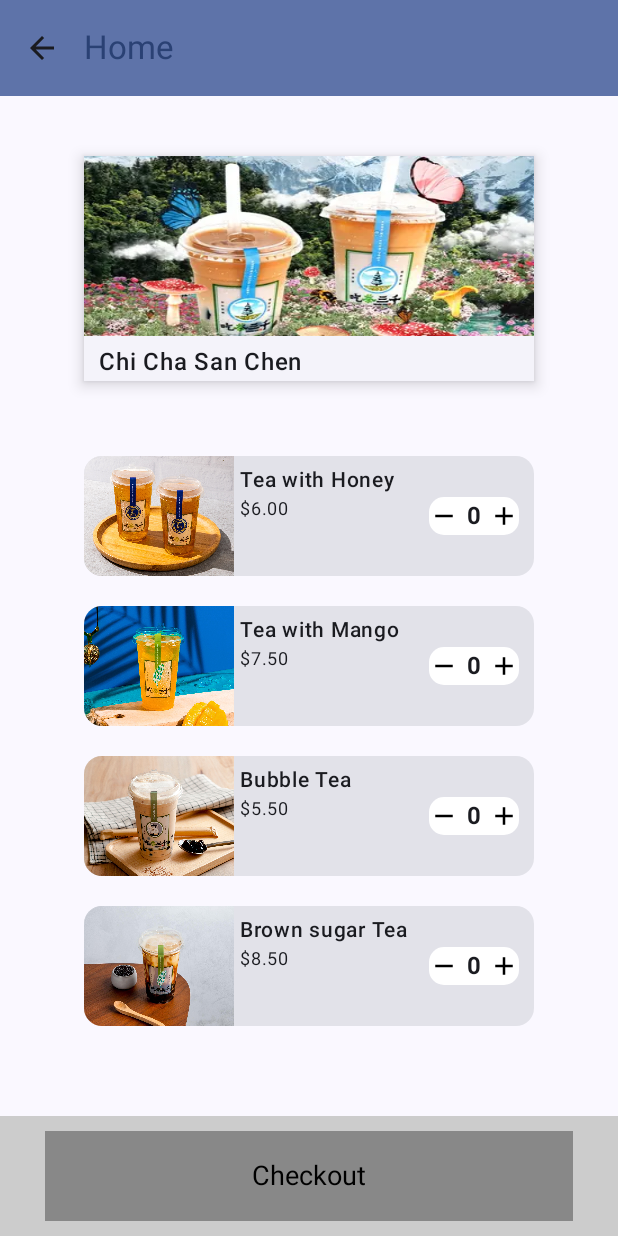
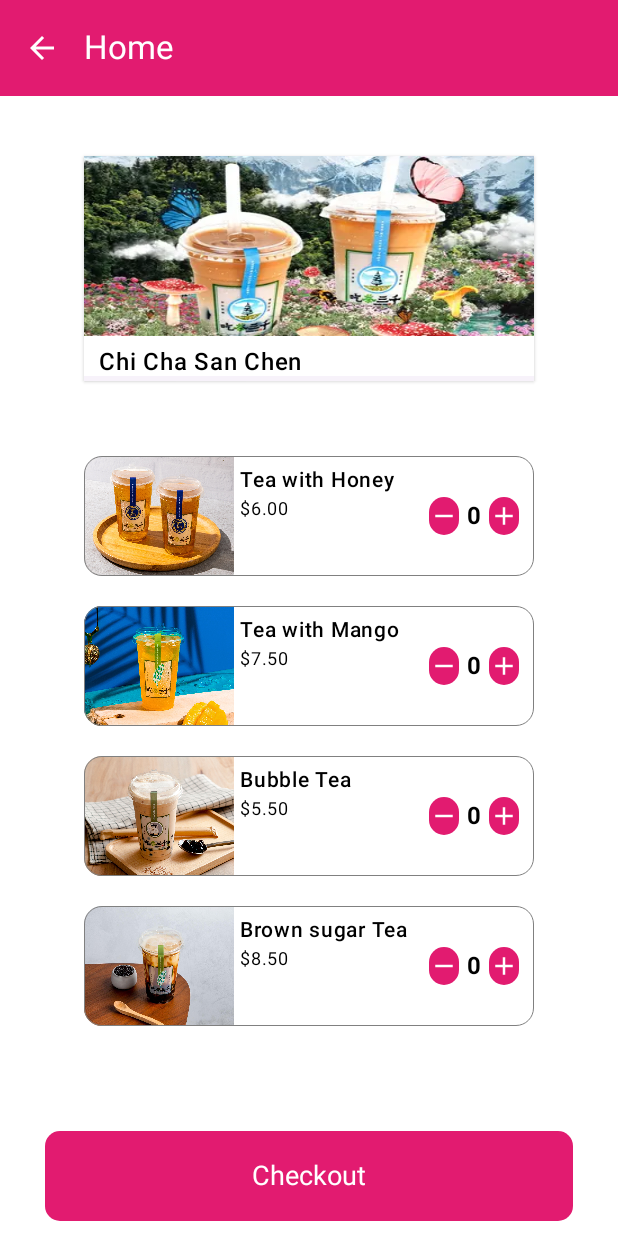
Before and after one commit to MichaelHungLJ/savingsquadsfrontend, an Android app built with Jetpack Compose: the screen it shows after launch (MainActivity), after a tap on "Chi Cha San Chen", on a phone screen of 412 x 824 dp. Run offline under Robolectric (Android 15) with nearby library versions, the phone set to English and light mode, and no system bars.

Commit message:
Update overall color and theme of app

```diff
--- a/app/src/main/java/com/example/savingsquadsfrontend/view/MainActivity.kt
+++ b/app/src/main/java/com/example/savingsquadsfrontend/view/MainActivity.kt
@@ -39,7 +39,7 @@ class MainActivity : ComponentActivity() {
                 // A surface container using the 'background' color from the theme
                 Surface(
                     modifier = Modifier.fillMaxSize(),
-                    color = MaterialTheme.colorScheme.background
+                    color = MaterialTheme.colorScheme.surface
                 ) {
                     VoucherApp(
                         restaurantViewModel = restaurantViewModel,
--- a/app/src/main/java/com/example/savingsquadsfrontend/view/components/CustomBottomBar.kt
+++ b/app/src/main/java/com/example/savingsquadsfrontend/view/components/CustomBottomBar.kt
@@ -10,6 +10,7 @@ import androidx.compose.foundation.layout.padding
 import androidx.compose.foundation.shape.RoundedCornerShape
 import androidx.compose.material3.Button
 import androidx.compose.material3.ButtonDefaults
+import androidx.compose.material3.MaterialTheme
 import androidx.compose.material3.Text
 import androidx.compose.runtime.Composable
 import androidx.compose.ui.Alignment
@@ -20,6 +21,7 @@ import androidx.compose.ui.unit.dp
 import androidx.compose.ui.unit.sp
 import androidx.navigation.NavController
 import androidx.navigation.compose.rememberNavController
+import com.example.savingsquadsfrontend.view.theme.SavingsquadsfrontendTheme
 import com.example.savingsquadsfrontend.view.theme.Typography
 
 @Composable
@@ -27,20 +29,18 @@ fun CustomBottomBar (navController: NavController, nextPage: String,buttonName:
     Column (
         modifier = Modifier
             .fillMaxWidth()
-            .height(80.dp).background(Color.LightGray),
+            .height(80.dp).background(MaterialTheme.colorScheme.surface),
         verticalArrangement = Arrangement.Center,
-        horizontalAlignment = Alignment.CenterHorizontally
+        horizontalAlignment = Alignment.CenterHorizontally,
     ) {
         Button(
             onClick = { navController.navigate(nextPage) },
             modifier = Modifier.fillMaxSize()
                 .padding(horizontal = 30.dp,vertical = 10.dp),
-            shape = RoundedCornerShape(0.dp),
+            shape = RoundedCornerShape(10.dp),
             colors = ButtonDefaults.buttonColors(
-                contentColor = Color.Black ,
-                containerColor = Color.Gray,
-                disabledContainerColor = Color.Transparent,
-                disabledContentColor = Color.Gray),
+                contentColor = MaterialTheme.colorScheme.onPrimary ,
+                containerColor = MaterialTheme.colorScheme.primary),
         ) {
             Text(
                 text = buttonName,
@@ -55,5 +55,7 @@ fun CustomBottomBar (navController: NavController, nextPage: String,buttonName:
 fun CustomBottomBarPreview() {
     val fakeNavController = rememberNavController() // Create a fake NavController for preview
 
-    CustomBottomBar(fakeNavController, "CartScreen", "Checkout")
+    SavingsquadsfrontendTheme {
+        CustomBottomBar(fakeNavController, "CartScreen", "Checkout")
+    }
 }
--- a/app/src/main/java/com/example/savingsquadsfrontend/view/components/CustomTopBar.kt
+++ b/app/src/main/java/com/example/savingsquadsfrontend/view/components/CustomTopBar.kt
@@ -35,13 +35,14 @@ fun CustomTopBar(screenName: String, navController: NavController, prevScreenTit
             ) {
                 Icon(
                     imageVector = Icons.Filled.ArrowBack,
-                    contentDescription = "Back icon")
+                    contentDescription = "Back icon",
+                    tint = MaterialTheme.colorScheme.onPrimary)
 
             }
         },
         colors = TopAppBarDefaults.smallTopAppBarColors(
-            containerColor = MaterialTheme.colorScheme.primaryContainer,
-            titleContentColor = MaterialTheme.colorScheme.primary
+            containerColor = MaterialTheme.colorScheme.primary,
+            titleContentColor = MaterialTheme.colorScheme.onPrimary
         )
     )
 }
--- a/app/src/main/java/com/example/savingsquadsfrontend/view/components/HomeScreenHeader.kt
+++ b/app/src/main/java/com/example/savingsquadsfrontend/view/components/HomeScreenHeader.kt
@@ -8,6 +8,7 @@ import androidx.compose.foundation.layout.height
 import androidx.compose.foundation.layout.width
 import androidx.compose.material3.ExperimentalMaterial3Api
 import androidx.compose.material3.Icon
+import androidx.compose.material3.MaterialTheme
 import androidx.compose.runtime.Composable
 import androidx.compose.ui.Alignment
 import androidx.compose.ui.Modifier
@@ -22,7 +23,7 @@ import com.example.savingsquadsfrontend.view.theme.SavingsquadsfrontendTheme
 @Composable
 fun HomeScreenHeader(logo: Int) {
     Column(
-        modifier = Modifier.fillMaxWidth().height(56.dp).background(Color.Gray),
+        modifier = Modifier.fillMaxWidth().height(56.dp).background(MaterialTheme.colorScheme.primary),
         horizontalAlignment = Alignment.CenterHorizontally,
         verticalArrangement = Arrangement.Center
     ) {
@@ -30,6 +31,8 @@ fun HomeScreenHeader(logo: Int) {
             painter = painterResource(id = logo),
             contentDescription = "FoodPanda Logo",
             modifier = Modifier.width(200.dp).height(40.dp),
+            tint = MaterialTheme.colorScheme.onPrimary
+
         )
     }
 }
--- a/app/src/main/java/com/example/savingsquadsfrontend/view/components/PointCard.kt
+++ b/app/src/main/java/com/example/savingsquadsfrontend/view/components/PointCard.kt
@@ -2,6 +2,9 @@ package com.example.savingsquadsfrontend.view.components
 
 import androidx.compose.foundation.layout.Arrangement
 import androidx.compose.foundation.layout.Column
+import androidx.compose.foundation.layout.PaddingValues
+import androidx.compose.foundation.layout.Row
+import androidx.compose.foundation.layout.Spacer
 import androidx.compose.foundation.layout.fillMaxSize
 import androidx.compose.foundation.layout.fillMaxWidth
 import androidx.compose.foundation.layout.height
@@ -39,23 +42,19 @@ fun PointCard (navController: NavController) {
             verticalArrangement = Arrangement.Top,
             horizontalAlignment = Alignment.CenterHorizontally,
         ){
-            PointHeader(navController)
-        }
-    }
-}
-@Composable
-fun PointHeader(navController: NavController) {
-    Column (
-        modifier = Modifier.fillMaxSize(),
-        verticalArrangement = Arrangement.Center,
-        horizontalAlignment = Alignment.CenterHorizontally
-    ) {
 
+            Spacer(modifier = Modifier.height(30.dp))
+
+            Row (
+                modifier = Modifier.fillMaxWidth(),
+                verticalAlignment = Alignment.CenterVertically,
+                horizontalArrangement = Arrangement.Center
+            ){
                 Text(
                     text = "Points: 800",
                     modifier = Modifier
-                .size(width = 260.dp, height = 46.dp)
-                .padding(top = 5.dp, start = 5.dp),
+                        .size(width = 220.dp, height = 40.dp)
+                        .padding( start = 10.dp),
                     fontSize = 26.sp,
                     fontWeight = FontWeight.Bold,
                 )
@@ -63,44 +62,38 @@ fun PointHeader(navController: NavController) {
                 Button(
                     modifier = Modifier
                         .size(width = 100.dp, height = 20.dp)
-                .align(Alignment.End)
                         .padding(end = 10.dp),
-            onClick = { navController.navigate("VoucherRedemptionScreen")
-            }
+                    onClick = { navController.navigate("VoucherRedemptionScreen") },
+                    contentPadding = PaddingValues(horizontal = 4.dp, vertical = 2.dp )
                 ) {
                     Text(
                         text = "Redeem",
-                fontSize = 6.sp)
+                        fontSize = 8.sp,)
                 }
+            }
+
+            Spacer(modifier = Modifier.height(20.dp))
+
 
             Text(
                 text = "Lifetime saved: $50.00",
                 fontSize = 8.sp,
                 modifier = Modifier
-                .align(Alignment.Start)
-                .padding(5.dp)
+                    .fillMaxWidth()
+                    .padding(start = 10.dp, end = 10.dp)
+
             )
 
-        PointProgress()
+            Spacer(modifier = Modifier.height(8.dp))
 
-
-    }
-}
-@Preview(showBackground = true)
-@Composable
-fun PointProgress(){
-    Column (
-        modifier = Modifier.size(width = 270.dp, height = 40.dp),
-        verticalArrangement = Arrangement.Top,
-        horizontalAlignment = Alignment.CenterHorizontally,
-    ){
             LinearProgressIndicator(
                 modifier = Modifier
                     .fillMaxWidth()
-                .height(10.dp),
+                    .height(10.dp).padding(start = 10.dp, end = 10.dp),
                 progress = 0.5f // Set your progress value here (between 0.0 and 1.0)
             )
 
+        }
     }
 }
 
--- a/app/src/main/java/com/example/savingsquadsfrontend/view/components/RestaurantCard.kt
+++ b/app/src/main/java/com/example/savingsquadsfrontend/view/components/RestaurantCard.kt
@@ -1,6 +1,8 @@
 package com.example.savingsquadsfrontend.view.components
 
+import android.util.Log
 import androidx.compose.foundation.Image
+import androidx.compose.foundation.background
 import androidx.compose.foundation.clickable
 import androidx.compose.foundation.layout.Column
 import androidx.compose.foundation.layout.fillMaxWidth
@@ -10,9 +12,12 @@ import androidx.compose.foundation.layout.size
 import androidx.compose.foundation.shape.RoundedCornerShape
 import androidx.compose.material3.CardDefaults
 import androidx.compose.material3.ElevatedCard
+import androidx.compose.material3.MaterialTheme
 import androidx.compose.material3.Text
 import androidx.compose.runtime.Composable
 import androidx.compose.ui.Modifier
+import androidx.compose.ui.graphics.Color
+import androidx.compose.ui.graphics.toArgb
 import androidx.compose.ui.layout.ContentScale
 import androidx.compose.ui.res.painterResource
 import androidx.compose.ui.text.font.FontFamily
@@ -32,21 +37,19 @@ import com.example.savingsquadsfrontend.viewModel.RestaurantItem
 @Composable
 fun RestaurantCard (navController: NavController, index:Int, restaurant: Restaurant, clickable: Boolean) {
 
-
-    ElevatedCard (
+    ElevatedCard(
         elevation = CardDefaults.cardElevation(
-            defaultElevation = 6.dp
+            defaultElevation = 1.5.dp
         ),
         shape = RoundedCornerShape(0.dp),
         modifier = Modifier
             .size(width = 300.dp, height = 150.dp)
             .clickable(
                 enabled = clickable
-            ) { navController.navigate("RestaurantScreen/$index") }
-        ,
+            ) { navController.navigate("RestaurantScreen/$index") },
     ){
         Column (
-            modifier = Modifier,
+            modifier = Modifier.background(MaterialTheme.colorScheme.surface),
             ) {
             Image(
                 painter = painterResource(id = restaurant.image),
@@ -59,7 +62,8 @@ fun RestaurantCard (navController: NavController, index:Int, restaurant: Restaur
             Text(
                 modifier = Modifier.padding(start = 10.dp, top = 8.dp),
                 text = restaurant.name,
-                style = Typography.titleMedium
+                style = Typography.titleMedium,
+                color = MaterialTheme.colorScheme.onSurface,
             )
         }
     }
--- a/app/src/main/java/com/example/savingsquadsfrontend/view/components/RestaurantItemCard.kt
+++ b/app/src/main/java/com/example/savingsquadsfrontend/view/components/RestaurantItemCard.kt
@@ -1,6 +1,7 @@
 package com.example.savingsquadsfrontend.view.components
 
 import android.util.Log
+import androidx.compose.foundation.BorderStroke
 import androidx.compose.foundation.Image
 import androidx.compose.foundation.background
 import androidx.compose.foundation.layout.*
@@ -10,7 +11,10 @@ import androidx.compose.material.icons.filled.Add
 import androidx.compose.material3.Button
 import androidx.compose.material3.ButtonDefaults
 import androidx.compose.material3.Card
+import androidx.compose.material3.CardColors
+import androidx.compose.material3.CardDefaults
 import androidx.compose.material3.Icon
+import androidx.compose.material3.MaterialTheme
 import androidx.compose.material3.Text
 import androidx.compose.runtime.Composable
 import androidx.compose.runtime.collectAsState
@@ -30,6 +34,7 @@ import androidx.compose.ui.unit.dp
 import androidx.compose.ui.unit.sp
 import com.example.savingsquadsfrontend.R
 import com.example.savingsquadsfrontend.model.data.CartItem
+import com.example.savingsquadsfrontend.view.theme.SavingsquadsfrontendTheme
 import com.example.savingsquadsfrontend.view.theme.Typography
 import com.example.savingsquadsfrontend.viewModel.CartViewModel
 import com.example.savingsquadsfrontend.viewModel.RestaurantItem
@@ -45,6 +50,11 @@ fun RestaurantItemCard(restaurantItem: RestaurantItem, cartViewModel: CartViewMo
         modifier = Modifier
             .width(300.dp)
             .height(80.dp),
+        colors = CardDefaults.cardColors(
+            containerColor = MaterialTheme.colorScheme.surface,
+            contentColor = MaterialTheme.colorScheme.onSurface,
+        ),
+        border = BorderStroke(0.25.dp, MaterialTheme.colorScheme.inverseOnSurface)
     ){
         Row (
             modifier = Modifier.fillMaxSize(),
@@ -112,8 +122,8 @@ fun FoodCounter(quantity: Int, onCounterChange: (Int)-> Unit){
                 .fillMaxHeight(),
             contentPadding = PaddingValues(),
             colors = ButtonDefaults.buttonColors(
-                contentColor = Color.Black,
-                containerColor = Color.Transparent,
+                contentColor = MaterialTheme.colorScheme.onPrimary,
+                containerColor = MaterialTheme.colorScheme.primary,
                 disabledContainerColor = Color.Transparent,
                 disabledContentColor = Color.Gray),
         ) {
@@ -134,8 +144,8 @@ fun FoodCounter(quantity: Int, onCounterChange: (Int)-> Unit){
                 .fillMaxHeight(),
             contentPadding = PaddingValues(),
             colors = ButtonDefaults.buttonColors(
-                contentColor = Color.Black,
-                containerColor = Color.Transparent,
+                contentColor = MaterialTheme.colorScheme.onPrimary,
+                containerColor = MaterialTheme.colorScheme.primary,
                 disabledContainerColor = Color.Transparent,
                 disabledContentColor = Color.Gray),
         ) {
@@ -150,5 +160,18 @@ fun RestaurantItemCardPreview(){
     val cartViewModel = CartViewModel()
     val item = RestaurantItem("Tea with Honey", 6.00, R.drawable.teawithhoney, "Cheapest tea paired with fake honey")
 
-    RestaurantItemCard(restaurantItem = item, cartViewModel)
+    SavingsquadsfrontendTheme {
+        RestaurantItemCard(restaurantItem = item, cartViewModel)
+    }
 }
+
+
+@Preview(showBackground = true)
+@Composable
+fun FoodCounterPreview() {
+
+    FoodCounter(
+        0,
+        onCounterChange = { }
+    )
+}
--- a/app/src/main/java/com/example/savingsquadsfrontend/view/theme/Theme.kt
+++ b/app/src/main/java/com/example/savingsquadsfrontend/view/theme/Theme.kt
@@ -17,13 +17,13 @@ import androidx.core.view.WindowCompat
 
 private val DarkColorScheme = darkColorScheme(
     primary = Pink50, // Use for action components
-    onPrimary = White50,
-    primaryContainer = Pink90, // Use for alternate text components
-    onPrimaryContainer = White100,
-    background = White0, // Overall app background
+    onPrimary = White100,
+    primaryContainer = White100, // Use for alternate text components
+    onPrimaryContainer = Pink50,
+    background = White100, // Overall app background
     onBackground = White50,
-    surface = Pink60, // For card components
-    onSurface = White100, // For text in card components
+    surface = White100, // For my card components
+    onSurface = White0, // For text in card components
     inverseOnSurface = White50, // For subtext in card components
     error = Pink80, // Example error color, adjust as needed
     onError = White100 // Text color on error color
@@ -39,13 +39,15 @@ private val LightColorScheme = lightColorScheme(
     surface = White100, // For my card components
     onSurface = White0, // For text in card components
     inverseOnSurface = White50, // For subtext in card components
+    error = Pink80, // Example error color, adjust as needed
+    onError = White100 // Text color on error color
 )
 
 @Composable
 fun SavingsquadsfrontendTheme(
     darkTheme: Boolean = isSystemInDarkTheme(),
     // Dynamic color is available on Android 12+
-    dynamicColor: Boolean = true,
+    dynamicColor: Boolean = false,
     content: @Composable () -> Unit
 ) {
     val colorScheme = when {
```
Also changed, not shown: app/src/main/java/com/example/savingsquadsfrontend/view/components/CartCostBar.kt (+15 -3 lines), app/src/main/java/com/example/savingsquadsfrontend/view/components/CartCounter.kt (+7 -5 lines), app/src/main/java/com/example/savingsquadsfrontend/view/components/CartItemDisplay.kt (+32 -3 lines), app/src/main/java/com/example/savingsquadsfrontend/view/screens/CartScreen.kt (+4 -4 lines). Lines whose indentation alone changed are shown as unchanged.
